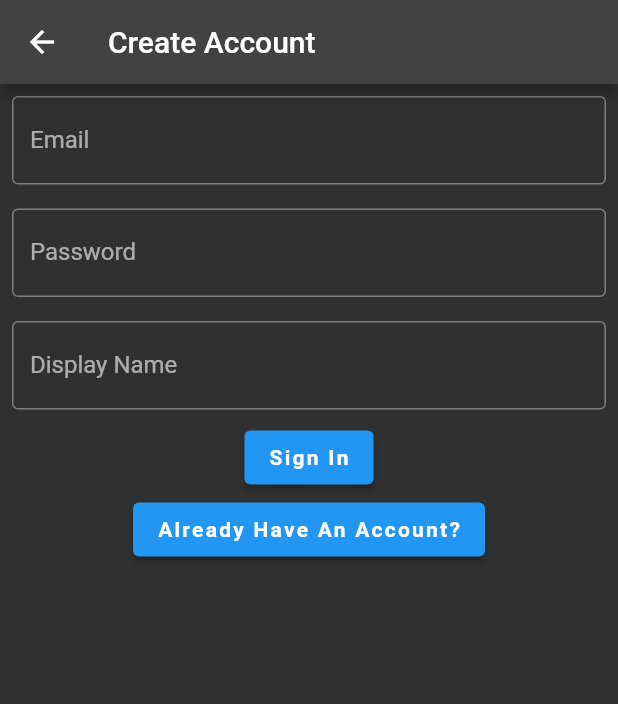
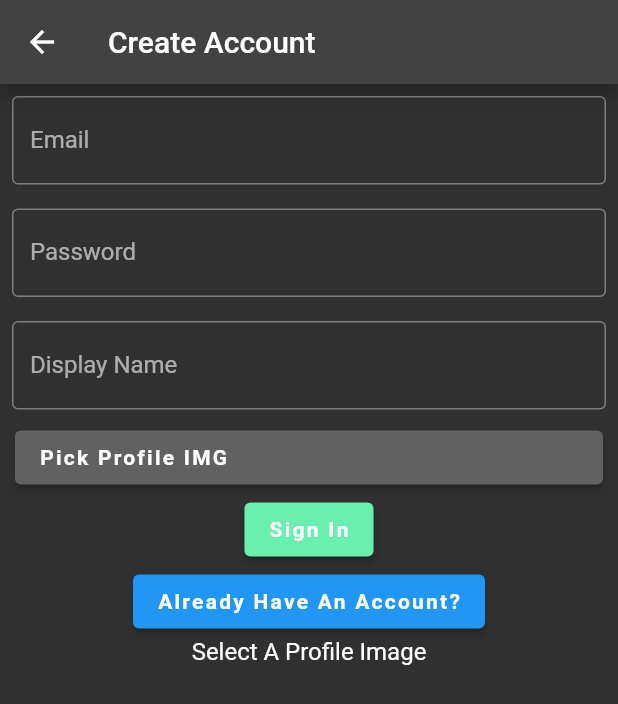
Before and after one commit to seesi8/messages, a Flutter app: the Create screen opened by its route, on a phone screen of 412 x 824 dp. Shown: the top 704 px of the screen. Run offline on Flutter 3.47's test engine with Material 2 defaults, Android fonts, the phone set to English and light mode, and no system bars; our stand-ins replace cloud_firestore, file_picker, firebase_auth, firebase_core, firebase_storage, font_awesome_flutter and 4 more; accounts and stored records are empty; network calls fail.

Commit message:
added create page

```diff
--- a/lib/create/create.dart
+++ b/lib/create/create.dart
@@ -1,19 +1,30 @@
+import 'dart:io';
+import 'package:image_picker/image_picker.dart';
+import 'package:file_picker/file_picker.dart';
 import 'package:flutter/material.dart';
 import 'package:messages/services/auth.dart';
 
-class Create extends StatelessWidget {
+class Create extends StatefulWidget {
   const Create({super.key});
 
   @override
-  Widget build(BuildContext context) {
+  State<Create> createState() => _CreateState();
+}
+
+class _CreateState extends State<Create> {
+  @override
   TextEditingController emailTextController = TextEditingController();
   TextEditingController passwordTextController = TextEditingController();
   TextEditingController displayNameTextController = TextEditingController();
+  XFile? image = null;
+  File? imageFile;
+  Widget build(BuildContext context) {
     return Scaffold(
       appBar: AppBar(
         title: const Text('Create Account'),
       ),
-      body: Column(
+      body: SingleChildScrollView(
+        child: Column(
           children: [
             Padding(
               padding: const EdgeInsets.all(8.0),
@@ -50,11 +61,35 @@ class Create extends StatelessWidget {
               ),
             ),
             ElevatedButton(
+              style: ButtonStyle(
+                  backgroundColor: MaterialStateProperty.all(Colors.grey[700])),
               onPressed: () async {
-              await AuthService().signInWithPassword(
-                  emailAddress: emailTextController.text,
-                  password: passwordTextController.text);
-              Navigator.pushNamedAndRemoveUntil(context, '/', (route) => false);
+                final ImagePicker _picker = ImagePicker();
+                // Pick an image
+                image = await _picker.pickImage(source: ImageSource.gallery);
+                setState(() {
+                  imageFile = File(image!.path);
+                });
+              },
+              child: SizedBox(
+                width: 360,
+                child: const Text('Pick Profile IMG'),
+              ),
+            ),
+            ElevatedButton(
+              style: ButtonStyle(
+                  backgroundColor:
+                      MaterialStateProperty.all(Colors.greenAccent)),
+              onPressed: () async {
+                if (await AuthService().createAccountWithUsernameAndPassword(
+                    context: context,
+                    email: emailTextController.text,
+                    password: passwordTextController.text,
+                    displayName: displayNameTextController.text,
+                    file: image)) {
+                  Navigator.pushNamedAndRemoveUntil(
+                      context, '/', (route) => false);
+                }
               },
               child: const Text('Sign In'),
             ),
@@ -64,7 +99,14 @@ class Create extends StatelessWidget {
               },
               child: const Text('Already Have An Account?'),
             ),
+            imageFile != null
+                ? Image.file(
+                    imageFile!,
+                    width: 100,
+                  )
+                : Text("Select A Profile Image"),
           ],
+        ),
       ),
     );
   }
--- a/pubspec.yaml
+++ b/pubspec.yaml
@@ -46,6 +46,8 @@ dependencies:
     rxdart: 0.27.4
     json_annotation: 4.5.0
     file_picker: ^5.2.2
+    image_picker: ^0.8.6
+    firebase_storage: ^10.3.11
 
 dev_dependencies:
     flutter_test:
```
Also changed, not shown: lib/login/login.dart (+29 -5 lines), lib/services/auth.dart (+118 -0 lines), lib/services/firestore.dart (+63 -1 lines), pubspec.lock, 2 other files. Lines whose indentation alone changed are shown as unchanged.
